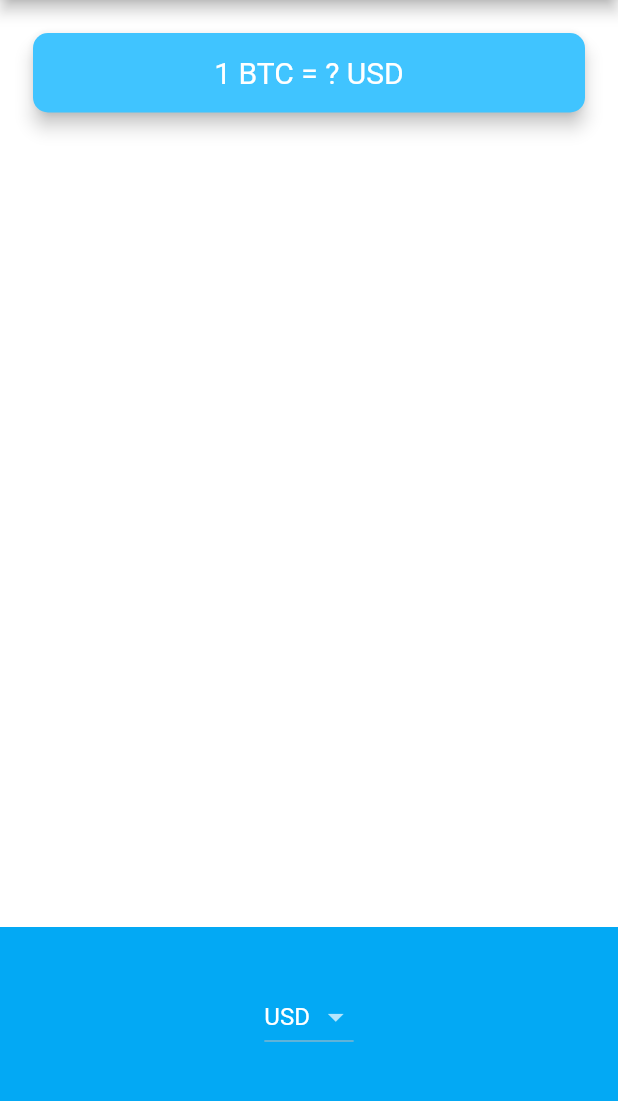
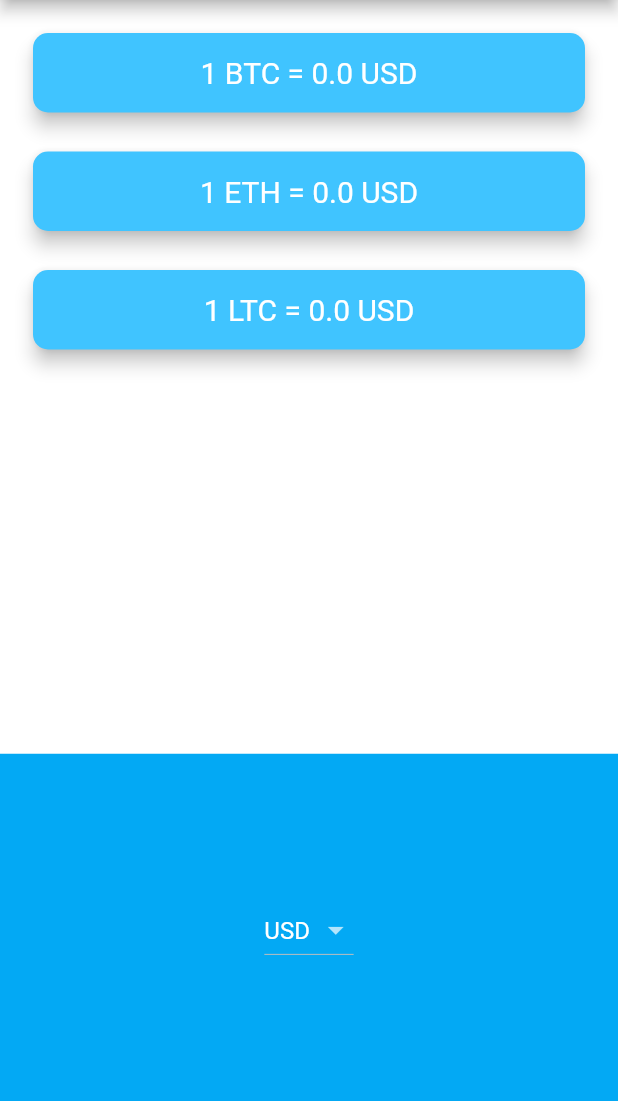
Before and after one commit to JaysonBH/bitcoin-ticker-flutter, a Flutter app: the screen it shows after launch, on a phone screen of 412 x 824 dp, the part 84-1185 px from its top. Run offline on Flutter 3.47's test engine with Material 2 defaults, Android fonts, the phone set to English and light mode, and no system bars.

Commit message:
UI Elemental Layout for Multiple Cryptocurrencies

```diff
--- a/lib/price_screen.dart
+++ b/lib/price_screen.dart
@@ -1,6 +1,7 @@
 import 'package:flutter/material.dart';
 import 'coin_data.dart';
 import 'package:flutter/cupertino.dart';
+import 'widgets/crypto_card.dart';
 import 'dart:io' show Platform;
 
 class PriceScreen extends StatefulWidget {
@@ -9,7 +10,10 @@ class PriceScreen extends StatefulWidget {
 }
 
 class _PriceScreenState extends State<PriceScreen> {
-  String selectedCurrency = 'USD';
+  String selectedCurrency;
+  List<Widget> allCryptoCards;
+  var rateData;
+  double rate = 0.0;
 
   List<DropdownMenuItem<String>> populateMenu() {
     List<DropdownMenuItem<String>> menuItems = [];
@@ -20,6 +24,18 @@ class _PriceScreenState extends State<PriceScreen> {
     return menuItems;
   }
 
+  DropdownButton<String> getAndroidDropdown() {
+    return DropdownButton<String>(
+        value: selectedCurrency,
+        items: populateMenu(),
+        onChanged: (value) {
+          setState(() {
+            selectedCurrency = value;
+            allCryptoCards = cryptoCards(selectedCurrency);
+          });
+        });
+  }
+
   List<Widget> cupertinoMenu() {
     List<Widget> menu = [];
 
@@ -27,22 +43,53 @@ class _PriceScreenState extends State<PriceScreen> {
     return menu;
   }
 
-  DropdownButton<String> getAndroidDropdown() {
-    return DropdownButton<String>(
-        value: selectedCurrency,
-        items: populateMenu(),
-        onChanged: (value) {
-          setState(() {
-            selectedCurrency = value;
-          });
-        });
-  }
-
   CupertinoPicker getiOSPicker() {
     return CupertinoPicker(
         itemExtent: 32.0,
-        onSelectedItemChanged: (selectedIndex) {},
+        onSelectedItemChanged: (selectedIndex) {
+          print(currenciesList[selectedIndex]);
+          setState(() {
+            selectedCurrency = currenciesList[selectedIndex];
+            allCryptoCards = cryptoCards(selectedCurrency);
+          });
+        },
         children: cupertinoMenu());
+  }
+
+  List<Widget> emptyCryptoCards(String fCurrency) {
+    List<Widget> cards = [];
+    for (String cryptoCurrency in cryptoList) {
+      double rate = 0.0;
+      cards.add(CryptoCard(
+        cryptoCurrency: cryptoCurrency,
+        fiatCurrency: fCurrency,
+        rate: rate,
+      ));
+    }
+    return cards;
+  }
+
+  List<Widget> cryptoCards(String fCurrency) {
+    List<Widget> cards = [];
+    for (String cryptoCurrency in cryptoList) {
+      //TODO Retrieve Actual rate from the API
+      double rate = 0.0;
+      cards.add(CryptoCard(
+        cryptoCurrency: cryptoCurrency,
+        fiatCurrency: fCurrency,
+        rate: rate,
+      ));
+    }
+    return cards;
+  }
+
+  @override
+  void initState() {
+    super.initState();
+    //rateData = CoinData().getCoinRate('BTC', 'USD');
+    //print(rateData);
+    selectedCurrency = 'USD';
+    allCryptoCards = emptyCryptoCards(selectedCurrency);
   }
 
   @override
@@ -53,36 +100,25 @@ class _PriceScreenState extends State<PriceScreen> {
       ),
       body: Column(
         mainAxisAlignment: MainAxisAlignment.spaceBetween,
+        //crossAxisAlignment: CrossAxisAlignment.stretch,
+        children: <Widget>[
+          Column(
+            //mainAxisAlignment: MainAxisAlignment.spaceBetween,
             crossAxisAlignment: CrossAxisAlignment.stretch,
-        children: <Widget>[
-          Padding(
-            padding: EdgeInsets.fromLTRB(18.0, 18.0, 18.0, 0),
-            child: Card(
-              color: Colors.lightBlueAccent,
-              elevation: 5.0,
-              shape: RoundedRectangleBorder(
-                borderRadius: BorderRadius.circular(10.0),
+            children: allCryptoCards,
           ),
-              child: Padding(
-                padding: EdgeInsets.symmetric(vertical: 15.0, horizontal: 28.0),
-                child: Text(
-                  '1 BTC = ? USD',
-                  textAlign: TextAlign.center,
-                  style: TextStyle(
-                    fontSize: 20.0,
-                    color: Colors.white,
+          Expanded(
+            child: SizedBox(),
           ),
-                ),
-              ),
-            ),
-          ),
-          Container(
+          Expanded(
+            child: Container(
               height: 150.0,
               alignment: Alignment.center,
               padding: EdgeInsets.only(bottom: 30.0),
               color: Colors.lightBlue,
               child: Platform.isIOS ? getiOSPicker() : getAndroidDropdown(),
             ),
+          )
         ],
       ),
     );
--- /dev/null
+++ b/lib/widgets/crypto_card.dart
@@ -0,0 +1,34 @@
+import 'package:flutter/material.dart';
+
+class CryptoCard extends StatelessWidget {
+  final String cryptoCurrency;
+  final String fiatCurrency;
+  final double rate;
+
+  CryptoCard({this.cryptoCurrency, this.fiatCurrency, this.rate});
+
+  @override
+  Widget build(BuildContext context) {
+    return Padding(
+      padding: EdgeInsets.fromLTRB(18.0, 18.0, 18.0, 0),
+      child: Card(
+        color: Colors.lightBlueAccent,
+        elevation: 5.0,
+        shape: RoundedRectangleBorder(
+          borderRadius: BorderRadius.circular(10.0),
+        ),
+        child: Padding(
+          padding: EdgeInsets.symmetric(vertical: 15.0, horizontal: 28.0),
+          child: Text(
+            '1 $cryptoCurrency = $rate $fiatCurrency',
+            textAlign: TextAlign.center,
+            style: TextStyle(
+              fontSize: 20.0,
+              color: Colors.white,
+            ),
+          ),
+        ),
+      ),
+    );
+  }
+}
```
Also changed, not shown: 1 other file. Lines whose indentation alone changed are shown as unchanged.
